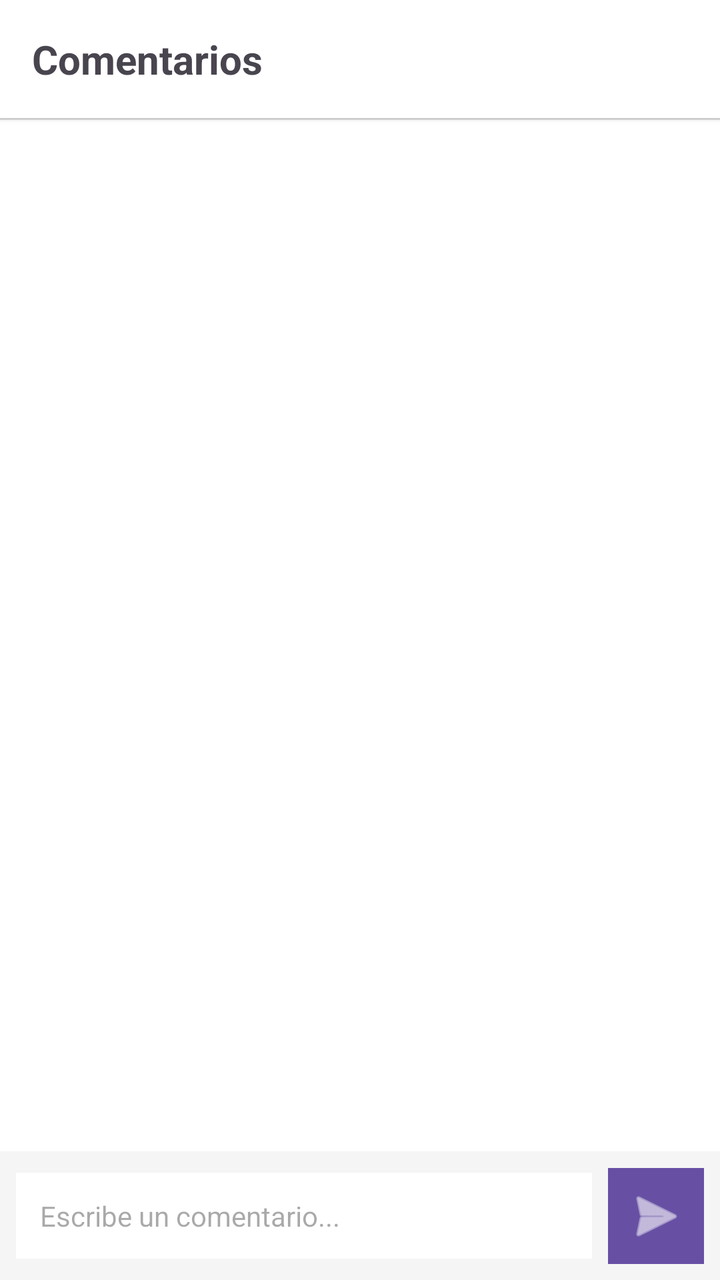
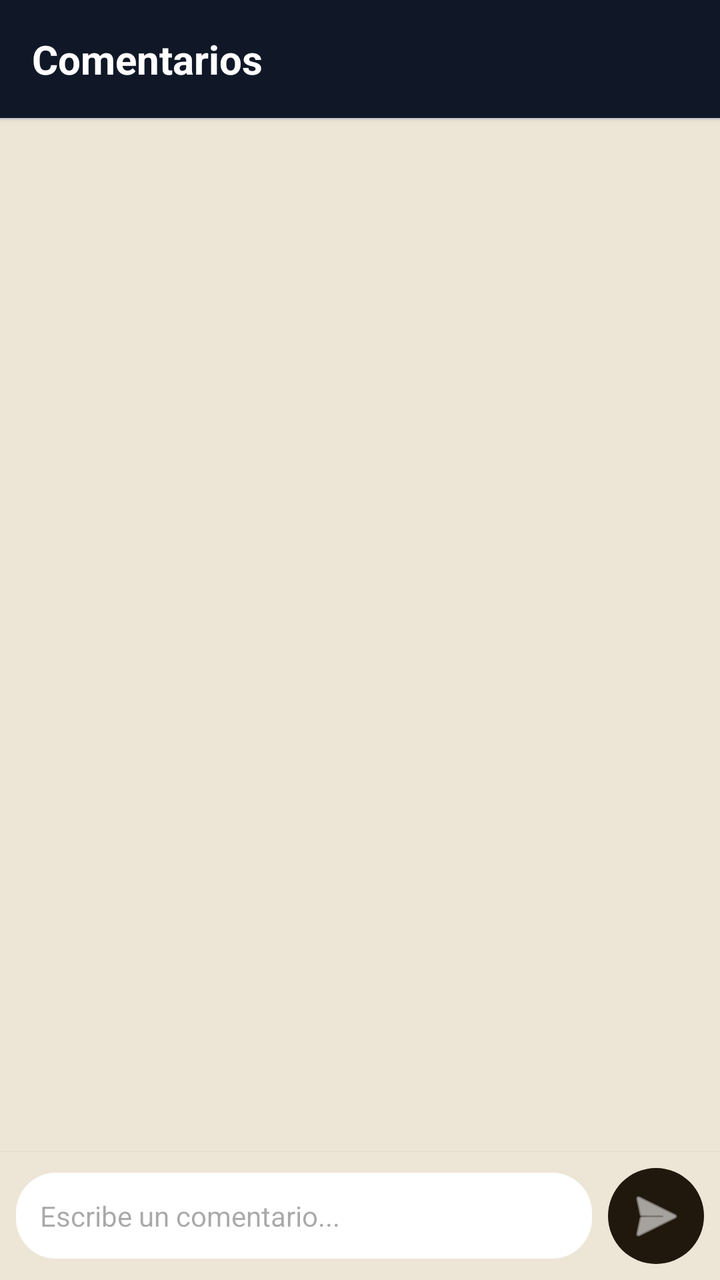

Compare the two renders of this Android layout. The source of the first and the diff that turns it into the second are given below.
<!-- AndroidManifest.xml: application theme Theme.RefriMancia -->
<!-- res/layout/popup_comentarios.xml -->
﻿<?xml version="1.0" encoding="utf-8"?>

<androidx.constraintlayout.widget.ConstraintLayout 
    xmlns:android="http://schemas.android.com/apk/res/android"
    xmlns:app="http://schemas.android.com/apk/res-auto"
    android:layout_width="match_parent"
    android:layout_height="match_parent"
    android:background="@android:color/white">

    
    <TextView
        android:id="@+id/tv_comentarios_titulo"
        android:layout_width="0dp"
        android:layout_height="wrap_content"
        android:text="@string/popup_comments_title"
        android:textSize="20sp"
        android:textStyle="bold"
        android:padding="16dp"
        android:background="@android:color/white"
        android:elevation="2dp"
        app:layout_constraintTop_toTopOf="parent"
        app:layout_constraintStart_toStartOf="parent"
        app:layout_constraintEnd_toEndOf="parent" />
    
    
    <View
        android:id="@+id/comentarios_divider"
        android:layout_width="match_parent"
        android:layout_height="1dp"
        android:background="#DDDDDD"
        app:layout_constraintTop_toBottomOf="@id/tv_comentarios_titulo"/>
    
    
    <androidx.recyclerview.widget.RecyclerView
        android:id="@+id/rv_comentarios"
        android:layout_width="match_parent"
        android:layout_height="0dp"
        android:padding="8dp"
        android:clipToPadding="false"
        android:scrollbars="vertical"
        app:layout_constraintTop_toBottomOf="@id/comentarios_divider"
        app:layout_constraintBottom_toTopOf="@id/layout_escribir_comentario"/>
    
    
    <LinearLayout
        android:id="@+id/layout_escribir_comentario"
        android:layout_width="match_parent"
        android:layout_height="wrap_content"
        android:orientation="horizontal"
        android:padding="8dp"
        android:background="#F5F5F5"
        android:elevation="2dp"
        android:gravity="center_vertical"
        app:layout_constraintBottom_toBottomOf="parent">

        
        <EditText
            android:id="@+id/et_nuevo_comentario"
            android:layout_width="0dp"
            android:layout_weight="1"
            android:layout_height="wrap_content"
            android:hint="@string/popup_comments_hint"
            android:background="@android:color/white"
            android:padding="12dp"
            android:layout_marginEnd="8dp"
            android:textSize="14sp"
            android:maxLines="3"
            android:inputType="textMultiLine|textCapSentences"
            android:scrollbars="vertical" />

        
        <ImageButton
            android:id="@+id/btn_enviar_comentario"
            android:layout_width="48dp"
            android:layout_height="48dp"
            android:background="?attr/colorPrimary"
            android:src="@android:drawable/ic_menu_send"
            android:contentDescription="@string/popup_comments_send_desc"
            android:tint="@android:color/white" />
    </LinearLayout>
    
</androidx.constraintlayout.widget.ConstraintLayout>
<!-- resources referenced by this layout -->
<resources>
  <string name="popup_comments_hint">Escribe un comentario...</string>
  <string name="popup_comments_send_desc">Enviar comentario</string>
  <string name="popup_comments_title">Comentarios</string>
  <style name="Theme.RefriMancia" parent="Base.Theme.RefriMancia" />
  <style name="Base.Theme.RefriMancia" parent="Theme.Material3.DayNight.NoActionBar">
          <item name="colorPrimary">@color/marron_oscuro</item>
          <item name="colorSecondary">@color/amarillo</item>
          
          <item name="android:statusBarColor">@color/marron_oscuro</item>
          <item name="android:windowLightStatusBar">false</item>
      </style>
  <color name="marron_oscuro">#21180d</color>
  <color name="amarillo">#fdc700</color>
</resources>

<!-- the commit's change to res/layout/popup_comentarios.xml (unified diff, before → after) -->
@@ -5,7 +5,7 @@
     xmlns:app="http://schemas.android.com/apk/res-auto"
     android:layout_width="match_parent"
     android:layout_height="match_parent"
-    android:background="@android:color/white">
+    android:background="@color/beige">
 
     
     <TextView
@@ -15,8 +15,9 @@
         android:text="@string/popup_comments_title"
         android:textSize="20sp"
         android:textStyle="bold"
+        android:textColor="@android:color/white"
         android:padding="16dp"
-        android:background="@android:color/white"
+        android:background="@color/azul_oscuro"
         android:elevation="2dp"
         app:layout_constraintTop_toTopOf="parent"
         app:layout_constraintStart_toStartOf="parent"
@@ -48,7 +49,7 @@
         android:layout_height="wrap_content"
         android:orientation="horizontal"
         android:padding="8dp"
-        android:background="#F5F5F5"
+        android:background="@color/beige"
         android:elevation="2dp"
         android:gravity="center_vertical"
         app:layout_constraintBottom_toBottomOf="parent">
@@ -60,7 +61,7 @@
             android:layout_weight="1"
             android:layout_height="wrap_content"
             android:hint="@string/popup_comments_hint"
-            android:background="@android:color/white"
+            android:background="@drawable/bg_input"
             android:padding="12dp"
             android:layout_marginEnd="8dp"
             android:textSize="14sp"
@@ -70,13 +71,13 @@
 
         
         <ImageButton
-            android:id="@+id/btn_enviar_comentario"
-            android:layout_width="48dp"
-            android:layout_height="48dp"
-            android:background="?attr/colorPrimary"
-            android:src="@android:drawable/ic_menu_send"
-            android:contentDescription="@string/popup_comments_send_desc"
-            android:tint="@android:color/white" />
+                android:id="@+id/btn_enviar_comentario"
+                android:layout_width="48dp"
+                android:layout_height="48dp"
+                android:background="@drawable/bg_boton_redondo"
+                android:src="@android:drawable/ic_menu_send"
+                android:contentDescription="@string/popup_comments_send_desc"
+                android:tint="@android:color/white" />
     </LinearLayout>
     
 </androidx.constraintlayout.widget.ConstraintLayout>
<!-- resource entries referenced after the edit -->
@@ -1,5 +1,18 @@
 <!-- resources referenced by this layout -->
 <resources>
+  <color name="azul_oscuro">#101828</color>
+  <color name="beige">#ede5d6</color>
+  <!-- drawable bg_boton_redondo (drawable) -->
+  <?xml version="1.0" encoding="utf-8"?>
+  <shape xmlns:android="http://schemas.android.com/apk/res/android"
+      android:shape="oval">
+      <solid android:color="@color/marron_oscuro" />
+  </shape>
+  <!-- drawable bg_input (drawable) -->
+  <shape xmlns:android="http://schemas.android.com/apk/res/android">
+      <solid android:color="#FFFFFF"/> 
+      <corners android:radius="20dp"/>
+  </shape>
   <string name="popup_comments_hint">Escribe un comentario...</string>
   <string name="popup_comments_send_desc">Enviar comentario</string>
   <string name="popup_comments_title">Comentarios</string>
